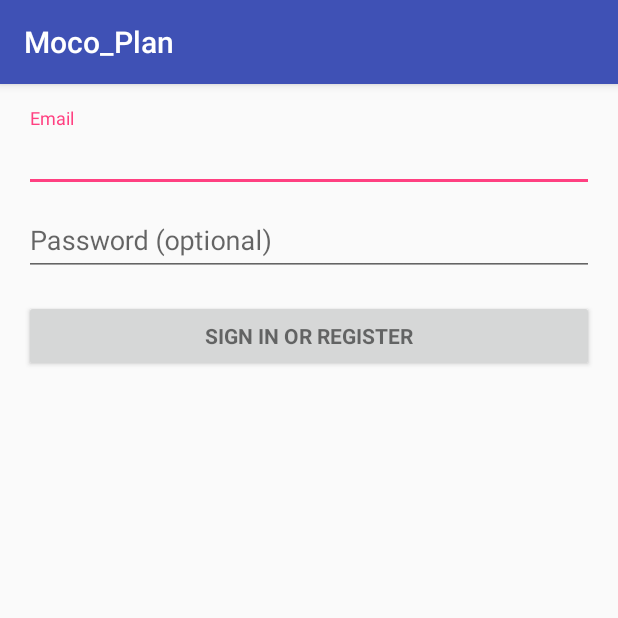
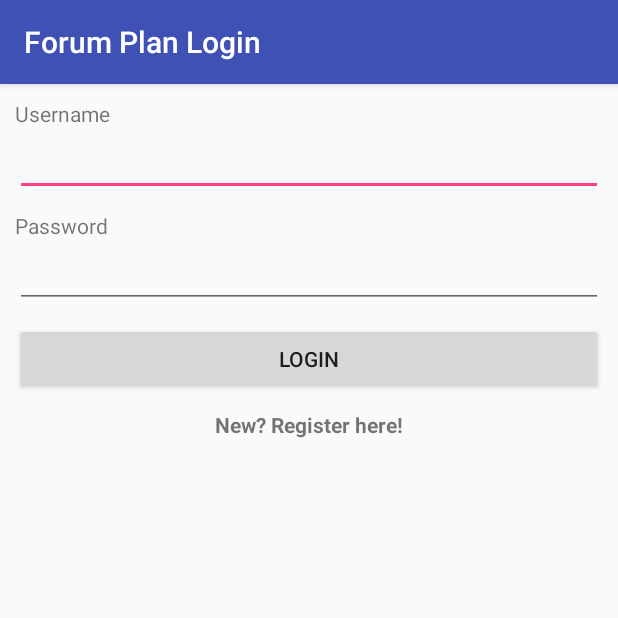
Before and after one commit to bschmalb/MoCo_Plan, an Android app: the screen it shows after launch (LoginActivity), on a phone screen of 412 x 824 dp, the top half of it. Run offline under Robolectric (Android 15) with nearby library versions, the phone set to English and light mode, and no system bars.

Commit message:
Login 1.0

```diff
--- a/app/src/main/java/com/example/basti/moco_plan/LoginActivity.java
+++ /dev/null
@@ -1,349 +0,0 @@
-package com.example.basti.moco_plan;
-
-import android.animation.Animator;
-import android.animation.AnimatorListenerAdapter;
-import android.annotation.TargetApi;
-import android.content.pm.PackageManager;
-import android.support.annotation.NonNull;
-import android.support.design.widget.Snackbar;
-import android.support.v7.app.AppCompatActivity;
-import android.app.LoaderManager.LoaderCallbacks;
-
-import android.content.CursorLoader;
-import android.content.Loader;
-import android.database.Cursor;
-import android.net.Uri;
-import android.os.AsyncTask;
-
-import android.os.Build;
-import android.os.Bundle;
-import android.provider.ContactsContract;
-import android.text.TextUtils;
-import android.view.KeyEvent;
-import android.view.View;
-import android.view.View.OnClickListener;
-import android.view.inputmethod.EditorInfo;
-import android.widget.ArrayAdapter;
-import android.widget.AutoCompleteTextView;
-import android.widget.Button;
-import android.widget.EditText;
-import android.widget.TextView;
-
-import java.util.ArrayList;
-import java.util.List;
-
-import static android.Manifest.permission.READ_CONTACTS;
-
-/**
- * A login screen that offers login via email/password.
- */
-public class LoginActivity extends AppCompatActivity implements LoaderCallbacks<Cursor> {
-
-    /**
-     * Id to identity READ_CONTACTS permission request.
-     */
-    private static final int REQUEST_READ_CONTACTS = 0;
-
-    /**
-     * A dummy authentication store containing known user names and passwords.
-     * TODO: remove after connecting to a real authentication system.
-     */
-    private static final String[] DUMMY_CREDENTIALS = new String[]{
-            "foo@example.com:hello", "bar@example.com:world"
-    };
-    /**
-     * Keep track of the login task to ensure we can cancel it if requested.
-     */
-    private UserLoginTask mAuthTask = null;
-
-    // UI references.
-    private AutoCompleteTextView mEmailView;
-    private EditText mPasswordView;
-    private View mProgressView;
-    private View mLoginFormView;
-
-    @Override
-    protected void onCreate(Bundle savedInstanceState) {
-        super.onCreate(savedInstanceState);
-        setContentView(R.layout.activity_login);
-        // Set up the login form.
-        mEmailView = (AutoCompleteTextView) findViewById(R.id.email);
-        populateAutoComplete();
-
-        mPasswordView = (EditText) findViewById(R.id.password);
-        mPasswordView.setOnEditorActionListener(new TextView.OnEditorActionListener() {
-            @Override
-            public boolean onEditorAction(TextView textView, int id, KeyEvent keyEvent) {
-                if (id == EditorInfo.IME_ACTION_DONE || id == EditorInfo.IME_NULL) {
-                    attemptLogin();
-                    return true;
-                }
-                return false;
-            }
-        });
-
-        Button mEmailSignInButton = (Button) findViewById(R.id.email_sign_in_button);
-        mEmailSignInButton.setOnClickListener(new OnClickListener() {
-            @Override
-            public void onClick(View view) {
-                attemptLogin();
-            }
-        });
-
-        mLoginFormView = findViewById(R.id.login_form);
-        mProgressView = findViewById(R.id.login_progress);
-    }
-
-    private void populateAutoComplete() {
-        if (!mayRequestContacts()) {
-            return;
-        }
-
-        getLoaderManager().initLoader(0, null, this);
-    }
-
-    private boolean mayRequestContacts() {
-        if (Build.VERSION.SDK_INT < Build.VERSION_CODES.M) {
-            return true;
-        }
-        if (checkSelfPermission(READ_CONTACTS) == PackageManager.PERMISSION_GRANTED) {
-            return true;
-        }
-        if (shouldShowRequestPermissionRationale(READ_CONTACTS)) {
-            Snackbar.make(mEmailView, R.string.permission_rationale, Snackbar.LENGTH_INDEFINITE)
-                    .setAction(android.R.string.ok, new View.OnClickListener() {
-                        @Override
-                        @TargetApi(Build.VERSION_CODES.M)
-                        public void onClick(View v) {
-                            requestPermissions(new String[]{READ_CONTACTS}, REQUEST_READ_CONTACTS);
-                        }
-                    });
-        } else {
-            requestPermissions(new String[]{READ_CONTACTS}, REQUEST_READ_CONTACTS);
-        }
-        return false;
-    }
-
-    /**
-     * Callback received when a permissions request has been completed.
-     */
-    @Override
-    public void onRequestPermissionsResult(int requestCode, @NonNull String[] permissions,
-                                           @NonNull int[] grantResults) {
-        if (requestCode == REQUEST_READ_CONTACTS) {
-            if (grantResults.length == 1 && grantResults[0] == PackageManager.PERMISSION_GRANTED) {
-                populateAutoComplete();
-            }
-        }
-    }
-
-
-    /**
-     * Attempts to sign in or register the account specified by the login form.
-     * If there are form errors (invalid email, missing fields, etc.), the
-     * errors are presented and no actual login attempt is made.
-     */
-    private void attemptLogin() {
-        if (mAuthTask != null) {
-            return;
-        }
-
-        // Reset errors.
-        mEmailView.setError(null);
-        mPasswordView.setError(null);
-
-        // Store values at the time of the login attempt.
-        String email = mEmailView.getText().toString();
-        String password = mPasswordView.getText().toString();
-
-        boolean cancel = false;
-        View focusView = null;
-
-        // Check for a valid password, if the user entered one.
-        if (!TextUtils.isEmpty(password) && !isPasswordValid(password)) {
-            mPasswordView.setError(getString(R.string.error_invalid_password));
-            focusView = mPasswordView;
-            cancel = true;
-        }
-
-        // Check for a valid email address.
-        if (TextUtils.isEmpty(email)) {
-            mEmailView.setError(getString(R.string.error_field_required));
-            focusView = mEmailView;
-            cancel = true;
-        } else if (!isEmailValid(email)) {
-            mEmailView.setError(getString(R.string.error_invalid_email));
-            focusView = mEmailView;
-            cancel = true;
-        }
-
-        if (cancel) {
-            // There was an error; don't attempt login and focus the first
-            // form field with an error.
-            focusView.requestFocus();
-        } else {
-            // Show a progress spinner, and kick off a background task to
-            // perform the user login attempt.
-            showProgress(true);
-            mAuthTask = new UserLoginTask(email, password);
-            mAuthTask.execute((Void) null);
-        }
-    }
-
-    private boolean isEmailValid(String email) {
-        //TODO: Replace this with your own logic
-        return email.contains("@");
-    }
-
-    private boolean isPasswordValid(String password) {
-        //TODO: Replace this with your own logic
-        return password.length() > 4;
-    }
-
-    /**
-     * Shows the progress UI and hides the login form.
-     */
-    @TargetApi(Build.VERSION_CODES.HONEYCOMB_MR2)
-    private void showProgress(final boolean show) {
-        // On Honeycomb MR2 we have the ViewPropertyAnimator APIs, which allow
-        // for very easy animations. If available, use these APIs to fade-in
-        // the progress spinner.
-        if (Build.VERSION.SDK_INT >= Build.VERSION_CODES.HONEYCOMB_MR2) {
-            int shortAnimTime = getResources().getInteger(android.R.integer.config_shortAnimTime);
-
-            mLoginFormView.setVisibility(show ? View.GONE : View.VISIBLE);
-            mLoginFormView.animate().setDuration(shortAnimTime).alpha(
-                    show ? 0 : 1).setListener(new AnimatorListenerAdapter() {
-                @Override
-                public void onAnimationEnd(Animator animation) {
-                    mLoginFormView.setVisibility(show ? View.GONE : View.VISIBLE);
-                }
-            });
-
-            mProgressView.setVisibility(show ? View.VISIBLE : View.GONE);
-            mProgressView.animate().setDuration(shortAnimTime).alpha(
-                    show ? 1 : 0).setListener(new AnimatorListenerAdapter() {
-                @Override
-                public void onAnimationEnd(Animator animation) {
-                    mProgressView.setVisibility(show ? View.VISIBLE : View.GONE);
-                }
-            });
-        } else {
-            // The ViewPropertyAnimator APIs are not available, so simply show
-            // and hide the relevant UI components.
-            mProgressView.setVisibility(show ? View.VISIBLE : View.GONE);
-            mLoginFormView.setVisibility(show ? View.GONE : View.VISIBLE);
-        }
-    }
-
-    @Override
-    public Loader<Cursor> onCreateLoader(int i, Bundle bundle) {
-        return new CursorLoader(this,
-                // Retrieve data rows for the device user's 'profile' contact.
-                Uri.withAppendedPath(ContactsContract.Profile.CONTENT_URI,
-                        ContactsContract.Contacts.Data.CONTENT_DIRECTORY), ProfileQuery.PROJECTION,
-
-                // Select only email addresses.
-                ContactsContract.Contacts.Data.MIMETYPE +
-                        " = ?", new String[]{ContactsContract.CommonDataKinds.Email
-                .CONTENT_ITEM_TYPE},
-
-                // Show primary email addresses first. Note that there won't be
-                // a primary email address if the user hasn't specified one.
-                ContactsContract.Contacts.Data.IS_PRIMARY + " DESC");
-    }
-
-    @Override
-    public void onLoadFinished(Loader<Cursor> cursorLoader, Cursor cursor) {
-        List<String> emails = new ArrayList<>();
-        cursor.moveToFirst();
-        while (!cursor.isAfterLast()) {
-            emails.add(cursor.getString(ProfileQuery.ADDRESS));
-            cursor.moveToNext();
-        }
-
-        addEmailsToAutoComplete(emails);
-    }
-
-    @Override
-    public void onLoaderReset(Loader<Cursor> cursorLoader) {
-
-    }
-
-    private void addEmailsToAutoComplete(List<String> emailAddressCollection) {
-        //Create adapter to tell the AutoCompleteTextView what to show in its dropdown list.
-        ArrayAdapter<String> adapter =
-                new ArrayAdapter<>(LoginActivity.this,
-                        android.R.layout.simple_dropdown_item_1line, emailAddressCollection);
-
-        mEmailView.setAdapter(adapter);
-    }
-
-
-    private interface ProfileQuery {
-        String[] PROJECTION = {
-                ContactsContract.CommonDataKinds.Email.ADDRESS,
-                ContactsContract.CommonDataKinds.Email.IS_PRIMARY,
-        };
-
-        int ADDRESS = 0;
-        int IS_PRIMARY = 1;
-    }
-
-    /**
-     * Represents an asynchronous login/registration task used to authenticate
-     * the user.
-     */
-    public class UserLoginTask extends AsyncTask<Void, Void, Boolean> {
-
-        private final String mEmail;
-        private final String mPassword;
-
-        UserLoginTask(String email, String password) {
-            mEmail = email;
-            mPassword = password;
-        }
-
-        @Override
-        protected Boolean doInBackground(Void... params) {
-            // TODO: attempt authentication against a network service.
-
-            try {
-                // Simulate network access.
-                Thread.sleep(2000);
-            } catch (InterruptedException e) {
-                return false;
-            }
-
-            for (String credential : DUMMY_CREDENTIALS) {
-                String[] pieces = credential.split(":");
-                if (pieces[0].equals(mEmail)) {
-                    // Account exists, return true if the password matches.
-                    return pieces[1].equals(mPassword);
-                }
-            }
-
-            // TODO: register the new account here.
-            return true;
-        }
-
-        @Override
-        protected void onPostExecute(final Boolean success) {
-            mAuthTask = null;
-            showProgress(false);
-
-            if (success) {
-                finish();
-            } else {
-                mPasswordView.setError(getString(R.string.error_incorrect_password));
-                mPasswordView.requestFocus();
-            }
-        }
-
-        @Override
-        protected void onCancelled() {
-            mAuthTask = null;
-            showProgress(false);
-        }
-    }
-}
--- /dev/null
+++ b/app/src/main/java/com/example/jojo/forumplanlogin/LoginActivity.java
@@ -0,0 +1,47 @@
+package com.example.jojo.forumplanlogin;
+
+import android.content.Intent;
+import android.support.v7.app.AppCompatActivity;
+import android.os.Bundle;
+import android.view.View;
+import android.widget.Button;
+import android.widget.EditText;
+import android.widget.TextView;
+
+public class LoginActivity extends AppCompatActivity implements View.OnClickListener{
+
+    Button bLogin;
+    EditText etUsername, etPassword;
+    TextView tvRegisterLink;
+
+
+    @Override
+    protected void onCreate(Bundle savedInstanceState) {
+        super.onCreate(savedInstanceState);
+        setContentView(R.layout.activity_login);
+
+        etUsername = findViewById(R.id.etUsername);
+        etPassword = findViewById(R.id.etPassword);
+        bLogin = findViewById(R.id.bLogin);
+        tvRegisterLink = findViewById(R.id.tvRegisterLink);
+
+        bLogin.setOnClickListener(this);
+        tvRegisterLink.setOnClickListener(this);
+
+    }
+
+    @Override
+    public void onClick(View v) {
+        switch(v.getId()){
+            case R.id.bLogin:
+
+
+                break;
+
+            case R.id.tvRegisterLink:
+
+                startActivity(new Intent(this, Register.class));
+                break;
+        }
+    }
+}
--- a/app/src/main/res/layout/activity_login.xml
+++ b/app/src/main/res/layout/activity_login.xml
@@ -1,78 +1,50 @@
 <?xml version="1.0" encoding="utf-8"?>
 <LinearLayout xmlns:android="http://schemas.android.com/apk/res/android"
+    xmlns:app="http://schemas.android.com/apk/res-auto"
     xmlns:tools="http://schemas.android.com/tools"
+    android:orientation="vertical"
     android:layout_width="match_parent"
+    android:padding="10dp"
     android:layout_height="match_parent"
-    android:gravity="center_horizontal"
-    android:orientation="vertical"
-    android:paddingBottom="@dimen/activity_vertical_margin"
-    android:paddingLeft="@dimen/activity_horizontal_margin"
-    android:paddingRight="@dimen/activity_horizontal_margin"
-    android:paddingTop="@dimen/activity_vertical_margin"
     tools:context=".LoginActivity">
 
-    <!-- Login progress -->
-    <ProgressBar
-        android:id="@+id/login_progress"
-        style="?android:attr/progressBarStyleLarge"
+    <TextView
         android:layout_width="wrap_content"
-        android:layout_height="wrap_content"
-        android:layout_marginBottom="8dp"
-        android:visibility="gone" />
+        android:text="Username"
+        android:layout_height="wrap_content" />
 
-    <ScrollView
-        android:id="@+id/login_form"
+    <EditText
+        android:id="@+id/etUsername"
         android:layout_width="match_parent"
-        android:layout_height="match_parent">
+        android:layout_marginBottom="10dp"
+        android:layout_height="wrap_content" />
 
-        <LinearLayout
-            android:id="@+id/email_login_form"
-            android:layout_width="match_parent"
-            android:layout_height="wrap_content"
-            android:orientation="vertical">
+    <TextView
+        android:layout_width="wrap_content"
+        android:text="Password"
+        android:layout_height="wrap_content" />
 
-            <android.support.design.widget.TextInputLayout
-                android:layout_width="match_parent"
-                android:layout_height="wrap_content">
+    <EditText
+        android:id="@+id/etPassword"
+        android:layout_width="match_parent"
+        android:layout_marginBottom="10dp"
+        android:inputType="textPassword"
+        android:layout_height="wrap_content" />
 
-                <AutoCompleteTextView
-                    android:id="@+id/email"
-                    android:layout_width="match_parent"
-                    android:layout_height="wrap_content"
-                    android:hint="@string/prompt_email"
-                    android:inputType="textEmailAddress"
-                    android:maxLines="1"
-                    android:singleLine="true" />
+    <Button
+        android:id="@+id/bLogin"
+        android:text="Login"
+        android:layout_width="match_parent"
+        android:layout_marginBottom="10dp"
 
-            </android.support.design.widget.TextInputLayout>
+        android:layout_height="wrap_content" />
 
-            <android.support.design.widget.TextInputLayout
-                android:layout_width="match_parent"
-                android:layout_height="wrap_content">
+    <TextView
+        android:id="@+id/tvRegisterLink"
+        android:layout_width="wrap_content"
+        android:text="New? Register here!"
+        android:textStyle="bold"
+        android:layout_gravity="center_horizontal"
+        android:layout_height="wrap_content" />
 
-                <EditText
-                    android:id="@+id/password"
-                    android:layout_width="match_parent"
-                    android:layout_height="wrap_content"
-                    android:hint="@string/prompt_password"
-                    android:imeActionId="6"
-                    android:imeActionLabel="@string/action_sign_in_short"
-                    android:imeOptions="actionUnspecified"
-                    android:inputType="textPassword"
-                    android:maxLines="1"
-                    android:singleLine="true" />
-
-            </android.support.design.widget.TextInputLayout>
-
-            <Button
-                android:id="@+id/email_sign_in_button"
-                style="?android:textAppearanceSmall"
-                android:layout_width="match_parent"
-                android:layout_height="wrap_content"
-                android:layout_marginTop="16dp"
-                android:text="@string/action_sign_in"
-                android:textStyle="bold" />
-
-        </LinearLayout>
-    </ScrollView>
 </LinearLayout>
--- a/app/src/main/res/values/dimens.xml
+++ b/app/src/main/res/values/dimens.xml
@@ -1,5 +1,3 @@
 <resources>
-    <!-- Default screen margins, per the Android Design guidelines. -->
-    <dimen name="activity_horizontal_margin">16dp</dimen>
-    <dimen name="activity_vertical_margin">16dp</dimen>
+    <dimen name="fab_margin">16dp</dimen>
 </resources>
--- a/app/src/main/res/values/strings.xml
+++ b/app/src/main/res/values/strings.xml
@@ -1,16 +1,4 @@
 <resources>
-    <string name="app_name">Moco_Plan</string>
-
-    <!-- Strings related to login -->
-    <string name="prompt_email">Email</string>
-    <string name="prompt_password">Password (optional)</string>
-    <string name="action_sign_in">Sign in or register</string>
-    <string name="action_sign_in_short">Sign in</string>
-    <string name="error_invalid_email">This email address is invalid</string>
-    <string name="error_invalid_password">This password is too short</string>
-    <string name="error_incorrect_password">This password is incorrect</string>
-    <string name="error_field_required">This field is required</string>
-    <string name="permission_rationale">"Contacts permissions are needed for providing email
-        completions."
-    </string>
+    <string name="app_name">Forum Plan Login</string>
+    <string name="title_activity_register">Register</string>
 </resources>
--- a/app/src/main/res/values/styles.xml
+++ b/app/src/main/res/values/styles.xml
@@ -6,6 +6,16 @@
         <item name="colorPrimary">@color/colorPrimary</item>
         <item name="colorPrimaryDark">@color/colorPrimaryDark</item>
         <item name="colorAccent">@color/colorAccent</item>
+
     </style>
 
+    <style name="AppTheme.NoActionBar">
+        <item name="windowActionBar">true</item>
+        <item name="windowNoTitle">false</item>
+    </style>
+
+    <style name="AppTheme.AppBarOverlay" parent="ThemeOverlay.AppCompat.Dark.ActionBar" />
+
+    <style name="AppTheme.PopupOverlay" parent="ThemeOverlay.AppCompat.Light" />
+
 </resources>
--- a/build.gradle
+++ b/build.gradle
@@ -7,7 +7,7 @@ buildscript {
         jcenter()
     }
     dependencies {
-        classpath 'com.android.tools.build:gradle:3.1.2'
+        classpath 'com.android.tools.build:gradle:3.1.1'
 
 
         // NOTE: Do not place your application dependencies here; they belong
```
Also changed, not shown: app/build.gradle (+4 -3 lines), app/src/main/AndroidManifest.xml (+6 -8 lines), app/src/main/java/com/example/jojo/forumplanlogin/Register.java (added, +41 -0 lines), app/src/main/res/layout/activity_register.xml (added, +63 -0 lines), app/src/main/res/layout/content_register.xml (added, +11 -0 lines), gradle/wrapper/gradle-wrapper.properties, 5 other files.
